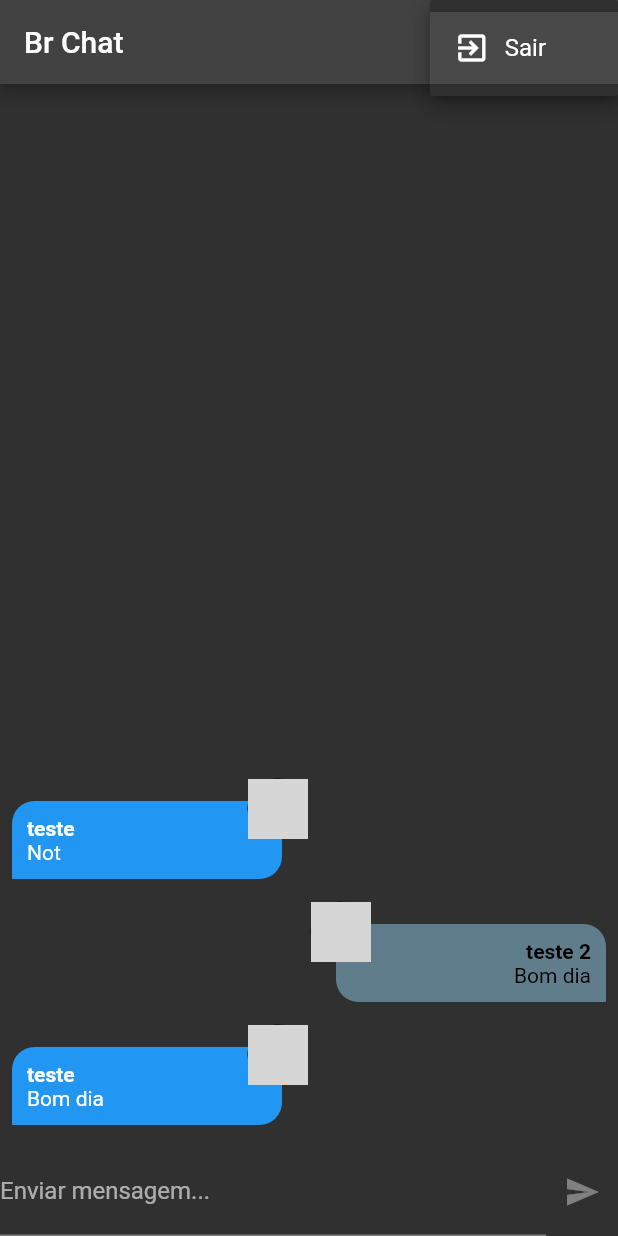
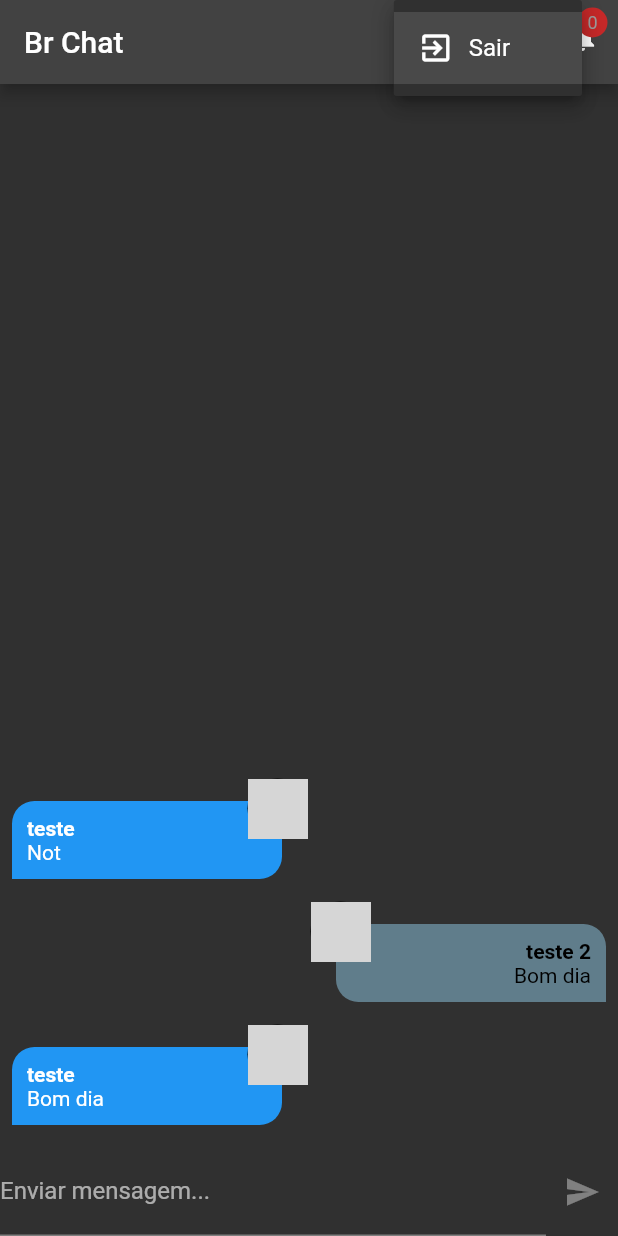
Before and after one commit to RFBruno/flutter-chatt, a Flutter app: the screen it shows after launch, after a tap on the "more vert" icon, on a phone screen of 412 x 824 dp. Run offline on Flutter 3.47's test engine with Material 2 defaults, Android fonts, the phone set to English and light mode, and no system bars; our stand-ins replace firebase_core, image_picker; accounts and stored records are empty; grey boxes are pictures that could not be loaded.

Commit message:
notification page, add firebase integration

```diff
--- a/lib/core/services/notification/push_notification_service.dart
+++ b/lib/core/services/notification/chat_notification_service.dart
@@ -2,10 +2,12 @@
 import 'package:flutter_chat/core/models/chat_notification.dart';
 import 'package:flutter/material.dart';
 
-class PushNotificationService extends ChangeNotifier {
+class ChatNotificationService extends ChangeNotifier {
   List<ChatNotification> _items = [];
 
   List<ChatNotification> get items => [..._items];
+
+  int get itemsCount => _items.length;
 
   void add(ChatNotification notification){
     _items.add(notification);
--- a/lib/main.dart
+++ b/lib/main.dart
@@ -1,9 +1,9 @@
 import 'package:flutter/material.dart';
-import 'package:flutter_chat/core/services/notification/push_notification_service.dart';
+import 'package:flutter_chat/core/services/notification/chat_notification_service.dart';
 import 'package:flutter_chat/pages/auth_or_app_page.dart';
 import 'package:provider/provider.dart';
 
-void main() {
+void main() async {
   runApp(const MyApp());
 }
 
@@ -16,7 +16,7 @@ class MyApp extends StatelessWidget {
     return MultiProvider(
       providers: [
         ChangeNotifierProvider(
-          create: (_) => PushNotificationService(),
+          create: (_) => ChatNotificationService(),
         ),
       ],
       child: MaterialApp(
--- a/lib/pages/auth_or_app_page.dart
+++ b/lib/pages/auth_or_app_page.dart
@@ -1,3 +1,5 @@
+import 'package:firebase_core/firebase_core.dart';
+import 'package:flutter_chat/firebase_options.dart';
 import 'package:flutter/material.dart';
 import 'package:flutter_chat/core/models/chat_user.dart';
 import 'package:flutter_chat/core/services/auth/auth_services.dart';
@@ -8,18 +10,32 @@ import 'package:flutter_chat/pages/loading_page.dart';
 class AuthOrAppPage extends StatelessWidget {
   const AuthOrAppPage({super.key});
 
+  Future<void> init(BuildContext context) async {
+    await Firebase.initializeApp(
+      options: DefaultFirebaseOptions.currentPlatform,
+    );
+  }
+
   @override
   Widget build(BuildContext context) {
-    return Scaffold(
-      body: StreamBuilder<ChatUser?>(
-        stream: AuthServices().userChanges,
-        builder: (context, snapshot) {
+    return FutureBuilder(
+      future: init(context),
+      builder: (ctx, snapshot) {
         if (snapshot.connectionState == ConnectionState.waiting) {
           return const LoadingPage();
         } else {
-          return snapshot.hasData ? const ChatPage() : const AuthPage();
+          return StreamBuilder<ChatUser?>(
+            stream: AuthServices().userChanges,
+            builder: (ctx, snapshot) {
+              if (snapshot.connectionState == ConnectionState.waiting) {
+                return const LoadingPage();
+              } else {
+                return snapshot.hasData ? const ChatPage() : const AuthPage();
+              }
+            },
+          );
         }
-      },),
+      },
     );
   }
 }
--- a/lib/pages/chat_page.dart
+++ b/lib/pages/chat_page.dart
@@ -1,7 +1,13 @@
+import 'dart:math';
+
 import 'package:flutter/material.dart';
 import 'package:flutter_chat/components/messages.dart';
 import 'package:flutter_chat/components/new_message.dart';
+import 'package:flutter_chat/core/models/chat_notification.dart';
 import 'package:flutter_chat/core/services/auth/auth_services.dart';
+import 'package:flutter_chat/core/services/notification/chat_notification_service.dart';
+import 'package:flutter_chat/pages/notification_page.dart';
+import 'package:provider/provider.dart';
 
 class ChatPage extends StatelessWidget {
   const ChatPage({super.key});
@@ -12,7 +18,8 @@ class ChatPage extends StatelessWidget {
       appBar: AppBar(
         title: const Text('Br Chat'),
         actions: [
-            DropdownButton(
+          DropdownButtonHideUnderline(
+            child: DropdownButton(
               icon: Icon(
                 Icons.more_vert,
                 color: Theme.of(context).primaryIconTheme.color,
@@ -36,6 +43,37 @@ class ChatPage extends StatelessWidget {
                 }
               },
             ),
+          ),
+          Stack(
+            children: [
+              IconButton(
+                onPressed: () {
+                  Navigator.of(context).push(
+                    MaterialPageRoute(
+                      builder: (context) {
+                        return const NotificationPage();
+                      },
+                    ),
+                  );
+                },
+                icon: const Icon(Icons.notifications),
+              ),
+              Positioned(
+                top: 5,
+                right: 7,
+                child: CircleAvatar(
+                  maxRadius: 10,
+                  backgroundColor: Colors.red.shade800,
+                  child: Text(
+                    Provider.of<ChatNotificationService>(context)
+                        .itemsCount
+                        .toString(),
+                    style: TextStyle(fontSize: 12),
+                  ),
+                ),
+              ),
+            ],
+          ),
         ],
       ),
       body: SafeArea(
@@ -47,6 +85,15 @@ class ChatPage extends StatelessWidget {
             NewMessage(),
           ],
         ),
-        ));
+      ),
+      // floatingActionButton: FloatingActionButton(
+      //   onPressed: () {
+      //     Provider.of<ChatNotificationService>(context, listen: false).add(
+      //       ChatNotification(title: 'Mais uma notificação!!', body: Random().nextDouble().toString())
+      //     );
+      //   },
+      //   child: const Icon(Icons.add),
+      // ),
+    );
   }
 }
```
Also changed, not shown: lib/pages/notification_page.dart (added, +29 -0 lines), pubspec.yaml (+2 -6 lines), lib/firebase_options.dart (added), pubspec.lock, 3 other files. Lines whose indentation alone changed are shown as unchanged.
